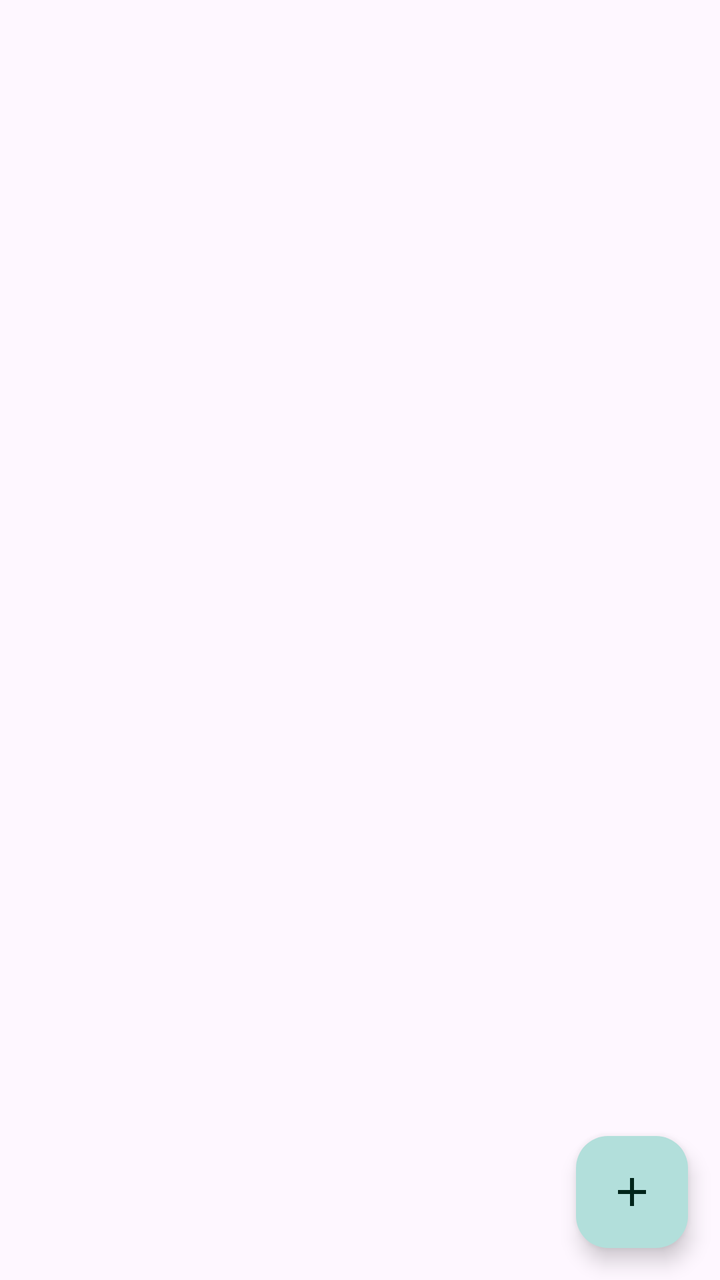
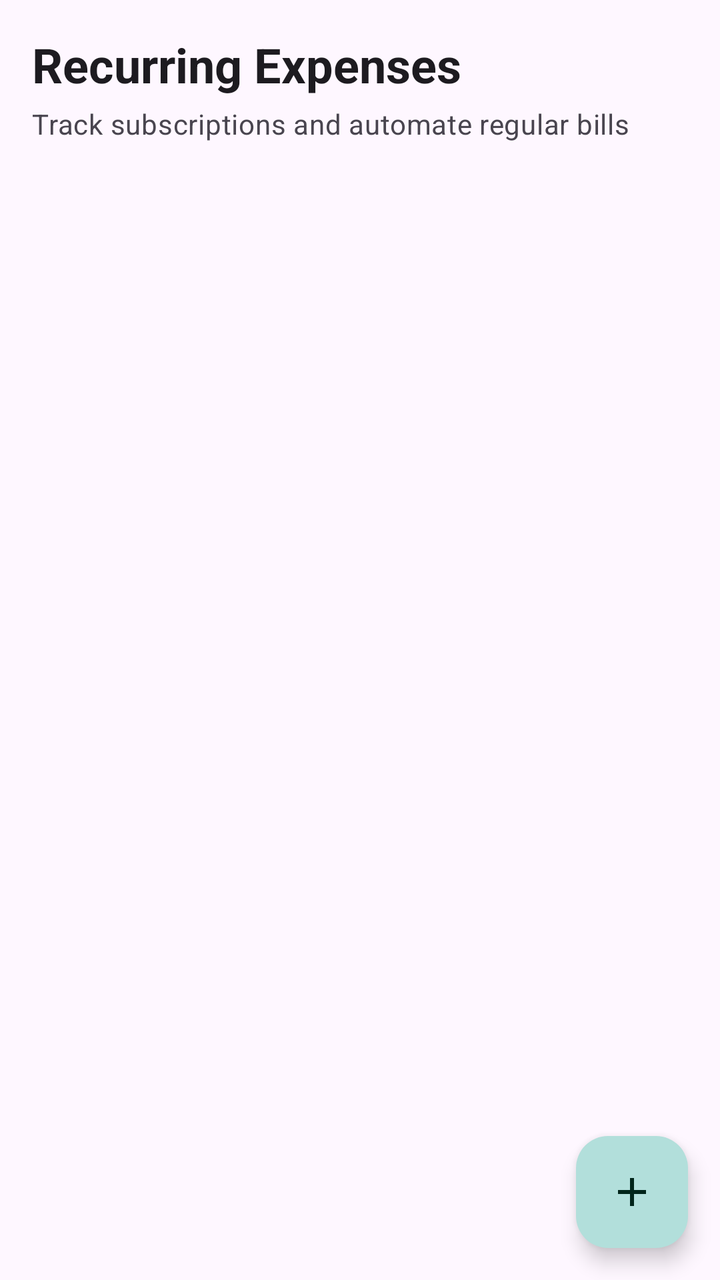

Screens rendered from an Android XML layout before and after an edit, with the pre-edit source and the edit as a unified diff.
<!-- AndroidManifest.xml: application theme Theme.SpendWiseAI -->
<!-- res/layout/fragment_recurring_expenses.xml -->
<?xml version="1.0" encoding="utf-8"?>
<androidx.coordinatorlayout.widget.CoordinatorLayout xmlns:android="http://schemas.android.com/apk/res/android"
    xmlns:app="http://schemas.android.com/apk/res-auto"
    android:layout_width="match_parent"
    android:layout_height="match_parent">

    <TextView
        android:id="@+id/text_empty"
        android:layout_width="match_parent"
        android:layout_height="match_parent"
        android:gravity="center"
        android:text="@string/no_recurring_expenses"
        android:textColor="?android:attr/textColorSecondary"
        android:textSize="16sp"
        android:visibility="gone" />

    <androidx.recyclerview.widget.RecyclerView
        android:id="@+id/recycler_recurring"
        android:layout_width="match_parent"
        android:layout_height="match_parent"
        android:padding="8dp"
        android:clipToPadding="false" />

    <com.google.android.material.floatingactionbutton.FloatingActionButton
        android:id="@+id/fab_add_recurring"
        android:layout_width="wrap_content"
        android:layout_height="wrap_content"
        android:layout_gravity="bottom|end"
        android:layout_margin="16dp"
        android:src="@drawable/ic_add"
        android:contentDescription="@string/add_recurring_expense"
        app:tint="?attr/colorOnPrimaryContainer"
        app:backgroundTint="?attr/colorPrimaryContainer" />

</androidx.coordinatorlayout.widget.CoordinatorLayout>
<!-- resources referenced by this layout -->
<resources>
  <!-- drawable ic_add (drawable) -->
  <vector xmlns:android="http://schemas.android.com/apk/res/android"
      android:width="24dp"
      android:height="24dp"
      android:viewportWidth="24"
      android:viewportHeight="24">
      <path
          android:fillColor="#000000"
          android:pathData="M19,13h-6v6h-2v-6H5v-2h6V5h2v6h6v2z"/>
  </vector>
  <string name="add_recurring_expense">Add Recurring Expense</string>
  <string name="no_recurring_expenses">No recurring expenses yet.\nAdd subscriptions, rent, and regular bills.</string>
  <style name="Theme.SpendWiseAI" parent="Theme.Material3.DayNight.NoActionBar">
          
          <item name="colorPrimary">@color/md_theme_primary</item>
          <item name="colorOnPrimary">@color/md_theme_onPrimary</item>
          <item name="colorPrimaryContainer">@color/md_theme_primaryContainer</item>
          <item name="colorOnPrimaryContainer">@color/md_theme_onPrimaryContainer</item>
          
          <item name="colorSecondary">@color/md_theme_secondary</item>
          <item name="colorOnSecondary">@color/md_theme_onSecondary</item>
          <item name="colorSecondaryContainer">@color/md_theme_secondaryContainer</item>
          <item name="colorOnSecondaryContainer">@color/md_theme_onSecondaryContainer</item>
          
          <item name="colorSurface">@color/md_theme_surface</item>
          <item name="colorOnSurface">@color/md_theme_onSurface</item>
          <item name="colorSurfaceVariant">@color/md_theme_surfaceVariant</item>
          <item name="colorOnSurfaceVariant">@color/md_theme_onSurfaceVariant</item>
          <item name="colorOutline">@color/md_theme_outline</item>
          <item name="colorOutlineVariant">@color/md_theme_outlineVariant</item>
          
          <item name="android:statusBarColor">@color/md_theme_surface</item>
      </style>
  <color name="md_theme_primary">#00897B</color>
  <color name="md_theme_onPrimary">#FFFFFF</color>
  <color name="md_theme_primaryContainer">#B2DFDB</color>
  <color name="md_theme_onPrimaryContainer">#00251A</color>
  <color name="md_theme_secondary">#FF6F61</color>
  <color name="md_theme_onSecondary">#FFFFFF</color>
  <color name="md_theme_secondaryContainer">#FFE4E1</color>
  <color name="md_theme_onSecondaryContainer">#3B0000</color>
  <color name="md_theme_surface">#FFFFFF</color>
  <color name="md_theme_onSurface">#1C1B1F</color>
  <color name="md_theme_surfaceVariant">#E0F2F1</color>
  <color name="md_theme_onSurfaceVariant">#49454F</color>
  <color name="md_theme_outline">#79747E</color>
  <color name="md_theme_outlineVariant">#B2DFDB</color>
</resources>

<!-- the commit's change to res/layout/fragment_recurring_expenses.xml (unified diff, before → after) -->
@@ -4,22 +4,53 @@
     android:layout_width="match_parent"
     android:layout_height="match_parent">
 
-    <TextView
-        android:id="@+id/text_empty"
+    <LinearLayout
         android:layout_width="match_parent"
         android:layout_height="match_parent"
-        android:gravity="center"
-        android:text="@string/no_recurring_expenses"
-        android:textColor="?android:attr/textColorSecondary"
-        android:textSize="16sp"
-        android:visibility="gone" />
+        android:orientation="vertical"
+        android:padding="16dp">
 
-    <androidx.recyclerview.widget.RecyclerView
-        android:id="@+id/recycler_recurring"
-        android:layout_width="match_parent"
-        android:layout_height="match_parent"
-        android:padding="8dp"
-        android:clipToPadding="false" />
+        <TextView
+            android:layout_width="wrap_content"
+            android:layout_height="wrap_content"
+            android:text="@string/recurring_expenses"
+            android:textAppearance="?attr/textAppearanceHeadlineSmall"
+            android:textStyle="bold" />
+
+        <TextView
+            android:layout_width="wrap_content"
+            android:layout_height="wrap_content"
+            android:layout_marginTop="4dp"
+            android:text="@string/recurring_expenses_subtitle"
+            android:textAppearance="?attr/textAppearanceBodyMedium"
+            android:textColor="?attr/colorOnSurfaceVariant" />
+
+        <FrameLayout
+            android:layout_width="match_parent"
+            android:layout_height="0dp"
+            android:layout_marginTop="12dp"
+            android:layout_weight="1">
+
+            <androidx.recyclerview.widget.RecyclerView
+                android:id="@+id/recycler_recurring"
+                android:layout_width="match_parent"
+                android:layout_height="match_parent"
+                android:clipToPadding="false"
+                android:paddingBottom="80dp" />
+
+            <TextView
+                android:id="@+id/text_empty"
+                android:layout_width="match_parent"
+                android:layout_height="match_parent"
+                android:gravity="center"
+                android:text="@string/no_recurring_expenses"
+                android:textAppearance="?attr/textAppearanceBodyLarge"
+                android:textColor="?attr/colorOnSurfaceVariant"
+                android:visibility="gone" />
+
+        </FrameLayout>
+
+    </LinearLayout>
 
     <com.google.android.material.floatingactionbutton.FloatingActionButton
         android:id="@+id/fab_add_recurring"
<!-- resource entries referenced after the edit -->
@@ -12,6 +12,8 @@
   </vector>
   <string name="add_recurring_expense">Add Recurring Expense</string>
   <string name="no_recurring_expenses">No recurring expenses yet.\nAdd subscriptions, rent, and regular bills.</string>
+  <string name="recurring_expenses">Recurring Expenses</string>
+  <string name="recurring_expenses_subtitle">Track subscriptions and automate regular bills</string>
   <style name="Theme.SpendWiseAI" parent="Theme.Material3.DayNight.NoActionBar">
           
           <item name="colorPrimary">@color/md_theme_primary</item>
